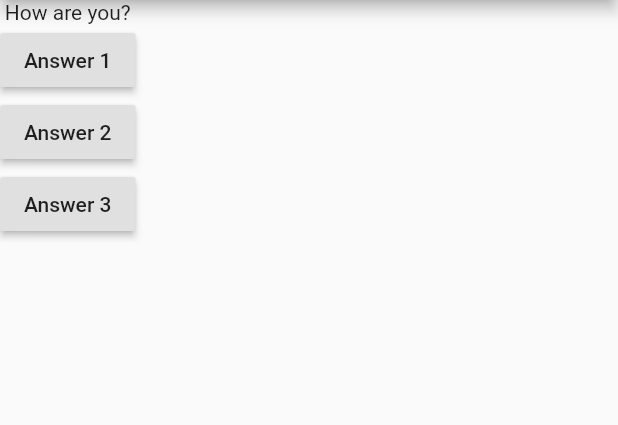
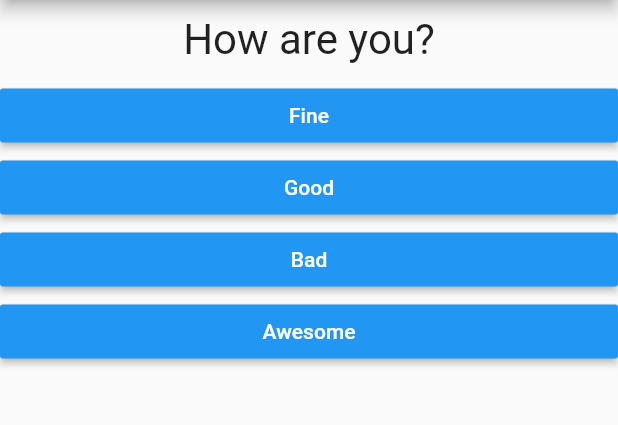
Before and after one commit to utchak160/first_app, a Flutter app: the screen it shows after launch, on a phone screen of 412 x 824 dp, the part 84-509 px from its top. Run offline on Flutter 3.47's test engine with Material 2 defaults, Android fonts, the phone set to English and light mode, and no system bars.

Commit message:
button styled

```diff
--- /dev/null
+++ b/lib/answer.dart
@@ -0,0 +1,22 @@
+import 'package:flutter/cupertino.dart';
+import 'package:flutter/material.dart';
+
+class Answer extends StatelessWidget {
+  final Function selectHandler;
+  final String answerHandler;
+
+  Answer(this.selectHandler, this.answerHandler);
+
+  @override
+  Widget build(BuildContext context) {
+    return Container(
+      width: double.infinity,
+      child: RaisedButton(
+        color: Colors.blue,
+        child: Text(answerHandler),
+        textColor: Colors.white,
+        onPressed: selectHandler,
+      ),
+    );
+  }
+}
--- a/lib/main.dart
+++ b/lib/main.dart
@@ -1,6 +1,7 @@
 import 'package:flutter/material.dart';
 
 import './questions.dart';
+import './answer.dart';
 
 void main() => runApp(MyApp());
 
@@ -26,8 +27,14 @@ class _MyAppState extends State<MyApp> {
   @override
   Widget build(BuildContext context) {
     var question = [
-      'How are you?',
-      'Where are you?'
+      {
+        'questionText': 'How are you?',
+        'answer': [ 'Fine', 'Good', 'Bad', 'Awesome']
+      },
+      {
+        'questionText': 'Where are you?',
+        'answer': [ 'Home', 'College', 'Gym']
+      },
     ];
     return MaterialApp(home: Scaffold(
       appBar: AppBar(
@@ -35,21 +42,12 @@ class _MyAppState extends State<MyApp> {
       ),
       body: Column(
         children: <Widget>[
-          Question(question[_questionIndex]),
-          RaisedButton(
-            child: Text('Answer 1'),
-            onPressed: _answerQuestion,
-          ),
-          RaisedButton(
-            child: Text('Answer 2'),
-            onPressed: () => {
-              print('Answer 2 chosen')
-            },
-          ),
-          RaisedButton(
-            child: Text('Answer 3'),
-            onPressed: () => print('Answer 3 chosen'),
-          ),
+          Question(question[_questionIndex]['questionText']
+      ),
+          ...(question[_questionIndex]['answer'] as List<String>)
+          .map((answer) {
+            return Answer(_answerQuestion, answer);
+          }).toList()
         ],
       ),
     ),
--- a/lib/questions.dart
+++ b/lib/questions.dart
@@ -4,8 +4,17 @@ class Question extends StatelessWidget {
   final String questionName;
 
   Question(this.questionName);
+
   @override
   Widget build(BuildContext context) {
-    return Text(questionName);
+    return Container(
+      width: double.infinity,
+      margin: EdgeInsets.all(10),
+      child: Text(
+        questionName,
+        style: TextStyle(fontSize: 28),
+        textAlign: TextAlign.center,
+      ),
+    );
   }
 }
```
